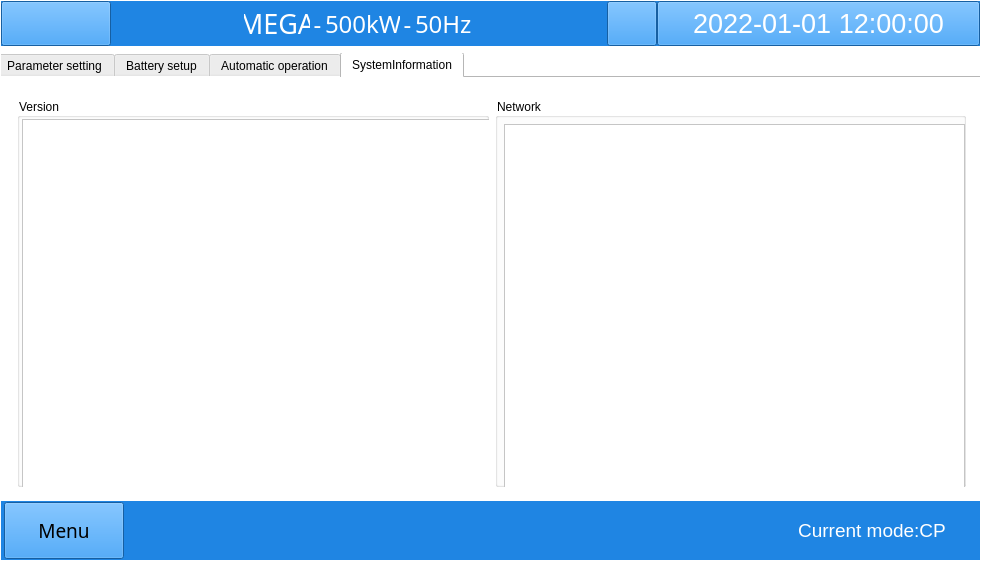
Old version of the form win.ui in the repository megarevolpr/Win.
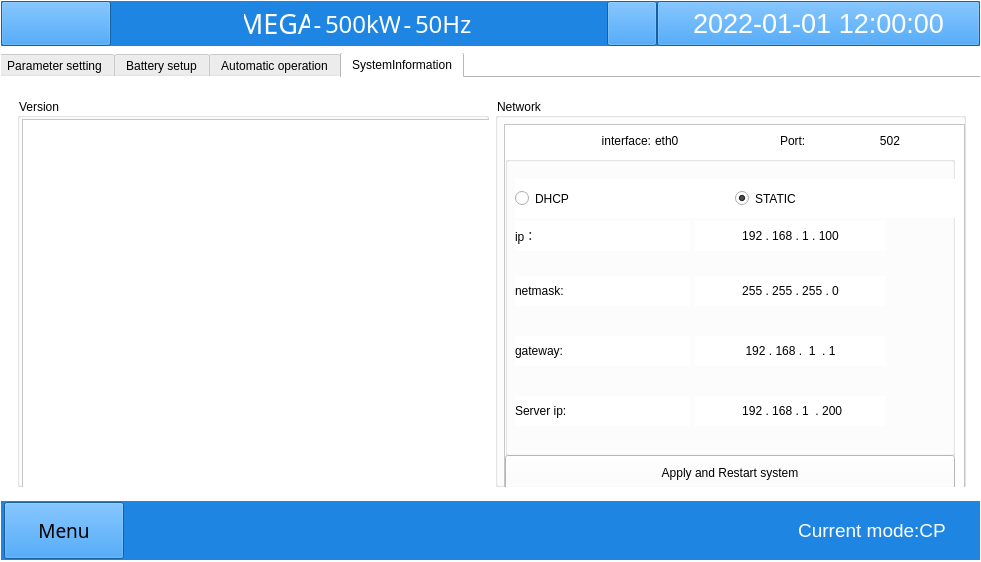
New version of the form. The open tabs and pages were chosen to show the change. Icons and pictures are not drawn.

Commit message: 添加显示 System Information 页面内容

What changed in the file:
```diff
--- a/win.ui
+++ b/win.ui
@@ -8658,6 +8658,247 @@
                 <height>369</height>
                </rect>
               </property>
+              <widget class="QLabel" name="interface_2">
+               <property name="geometry">
+                <rect>
+                 <x>1</x>
+                 <y>1</y>
+                 <width>145</width>
+                 <height>30</height>
+                </rect>
+               </property>
+               <property name="text">
+                <string>              interface:</string>
+               </property>
+               <property name="alignment">
+                <set>Qt::AlignRight|Qt::AlignTrailing|Qt::AlignVCenter</set>
+               </property>
+              </widget>
+              <widget class="QLabel" name="Port">
+               <property name="geometry">
+                <rect>
+                 <x>275</x>
+                 <y>1</y>
+                 <width>40</width>
+                 <height>30</height>
+                </rect>
+               </property>
+               <property name="text">
+                <string>Port:</string>
+               </property>
+              </widget>
+              <widget class="QGroupBox" name="groupBox_9">
+               <property name="geometry">
+                <rect>
+                 <x>0</x>
+                 <y>31</y>
+                 <width>450</width>
+                 <height>300</height>
+                </rect>
+               </property>
+               <property name="title">
+                <string/>
+               </property>
+               <property name="alignment">
+                <set>Qt::AlignCenter</set>
+               </property>
+               <property name="flat">
+                <bool>true</bool>
+               </property>
+               <property name="checkable">
+                <bool>false</bool>
+               </property>
+               <widget class="QRadioButton" name="radio_dhcp">
+                <property name="geometry">
+                 <rect>
+                  <x>10</x>
+                  <y>23</y>
+                  <width>220</width>
+                  <height>39</height>
+                 </rect>
+                </property>
+                <property name="text">
+                 <string>DHCP</string>
+                </property>
+               </widget>
+               <widget class="QRadioButton" name="radio_dhcp_2">
+                <property name="geometry">
+                 <rect>
+                  <x>230</x>
+                  <y>23</y>
+                  <width>220</width>
+                  <height>39</height>
+                 </rect>
+                </property>
+                <property name="text">
+                 <string>STATIC</string>
+                </property>
+                <property name="checked">
+                 <bool>true</bool>
+                </property>
+               </widget>
+               <widget class="QLabel" name="label_5">
+                <property name="geometry">
+                 <rect>
+                  <x>10</x>
+                  <y>65</y>
+                  <width>175</width>
+                  <height>30</height>
+                 </rect>
+                </property>
+                <property name="text">
+                 <string>ip：</string>
+                </property>
+               </widget>
+               <widget class="QLabel" name="label_10">
+                <property name="geometry">
+                 <rect>
+                  <x>190</x>
+                  <y>65</y>
+                  <width>191</width>
+                  <height>30</height>
+                 </rect>
+                </property>
+                <property name="text">
+                 <string>192 . 168 . 1 . 100</string>
+                </property>
+                <property name="alignment">
+                 <set>Qt::AlignCenter</set>
+                </property>
+               </widget>
+               <widget class="QLabel" name="label_11">
+                <property name="geometry">
+                 <rect>
+                  <x>10</x>
+                  <y>120</y>
+                  <width>175</width>
+                  <height>30</height>
+                 </rect>
+                </property>
+                <property name="text">
+                 <string>netmask:</string>
+                </property>
+                <property name="alignment">
+                 <set>Qt::AlignLeading|Qt::AlignLeft|Qt::AlignVCenter</set>
+                </property>
+               </widget>
+               <widget class="QLabel" name="label_12">
+                <property name="geometry">
+                 <rect>
+                  <x>190</x>
+                  <y>120</y>
+                  <width>191</width>
+                  <height>30</height>
+                 </rect>
+                </property>
+                <property name="text">
+                 <string>255 . 255 . 255 . 0</string>
+                </property>
+                <property name="alignment">
+                 <set>Qt::AlignCenter</set>
+                </property>
+               </widget>
+               <widget class="QLabel" name="label_21">
+                <property name="geometry">
+                 <rect>
+                  <x>10</x>
+                  <y>180</y>
+                  <width>175</width>
+                  <height>30</height>
+                 </rect>
+                </property>
+                <property name="text">
+                 <string>gateway:</string>
+                </property>
+               </widget>
+               <widget class="QLabel" name="label_22">
+                <property name="geometry">
+                 <rect>
+                  <x>190</x>
+                  <y>180</y>
+                  <width>191</width>
+                  <height>30</height>
+                 </rect>
+                </property>
+                <property name="text">
+                 <string>192 . 168 .  1  . 1</string>
+                </property>
+                <property name="alignment">
+                 <set>Qt::AlignCenter</set>
+                </property>
+               </widget>
+               <widget class="QLabel" name="label_29">
+                <property name="geometry">
+                 <rect>
+                  <x>10</x>
+                  <y>240</y>
+                  <width>175</width>
+                  <height>30</height>
+                 </rect>
+                </property>
+                <property name="text">
+                 <string>Server ip:</string>
+                </property>
+               </widget>
+               <widget class="QLabel" name="label_31">
+                <property name="geometry">
+                 <rect>
+                  <x>190</x>
+                  <y>240</y>
+                  <width>191</width>
+                  <height>30</height>
+                 </rect>
+                </property>
+                <property name="text">
+                 <string> 192 . 168 . 1  . 200</string>
+                </property>
+                <property name="alignment">
+                 <set>Qt::AlignCenter</set>
+                </property>
+               </widget>
+              </widget>
+              <widget class="QPushButton" name="pushButton">
+               <property name="geometry">
+                <rect>
+                 <x>0</x>
+                 <y>330</y>
+                 <width>450</width>
+                 <height>35</height>
+                </rect>
+               </property>
+               <property name="text">
+                <string>Apply and Restart system</string>
+               </property>
+              </widget>
+              <widget class="QLabel" name="cb_interface">
+               <property name="geometry">
+                <rect>
+                 <x>150</x>
+                 <y>1</y>
+                 <width>125</width>
+                 <height>30</height>
+                </rect>
+               </property>
+               <property name="text">
+                <string>eth0</string>
+               </property>
+              </widget>
+              <widget class="QLabel" name="edt_port">
+               <property name="geometry">
+                <rect>
+                 <x>315</x>
+                 <y>0</y>
+                 <width>140</width>
+                 <height>31</height>
+                </rect>
+               </property>
+               <property name="text">
+                <string>502</string>
+               </property>
+               <property name="alignment">
+                <set>Qt::AlignCenter</set>
+               </property>
+              </widget>
              </widget>
             </widget>
            </widget>
```
Left out of the diff: 2 changed lines with no effect on the pictures. The commit also changes 2 other files.
